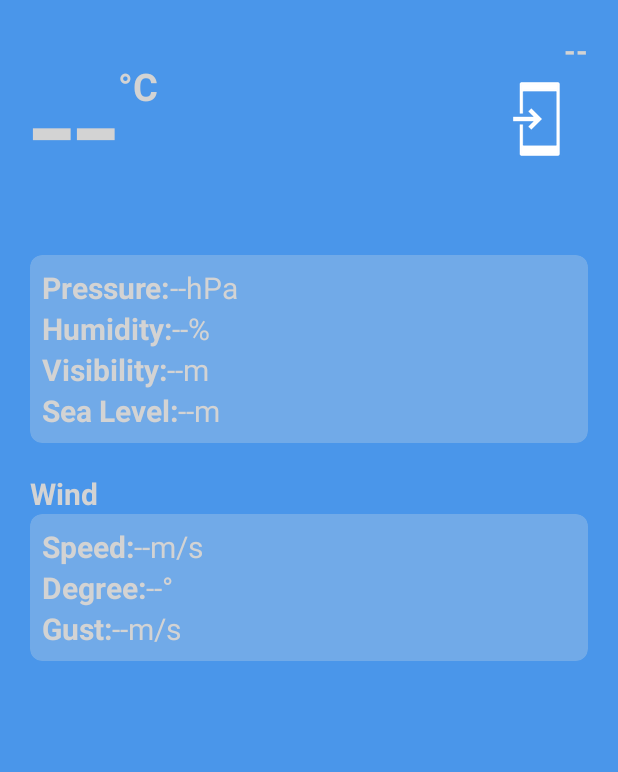
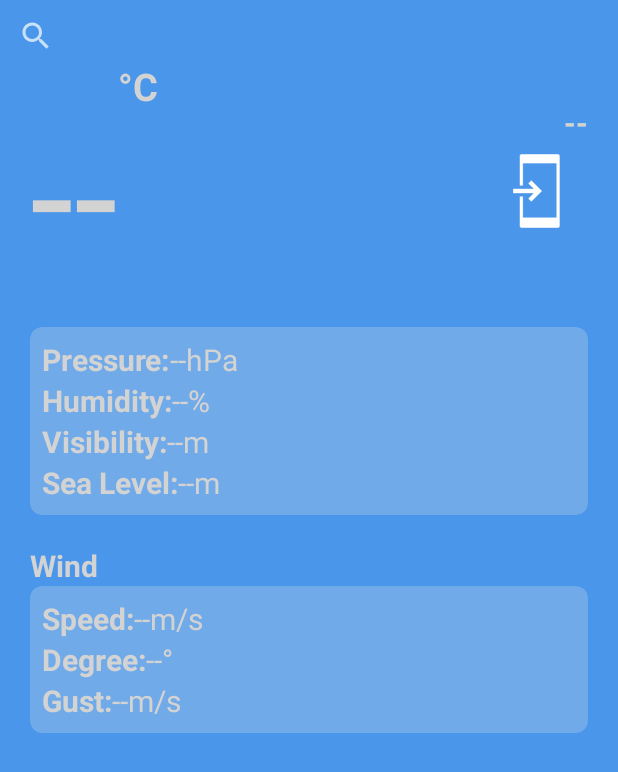
Before and after one commit to abel8ai/weather-app, an Android app: the layout activity_main.xml on its own in the app's theme, with its tools: preview values and no code run, on a phone screen of 412 x 824 dp. Shown: the top 772 px of the screen. Run offline under Robolectric (Android 15) with nearby library versions, the phone set to English and light mode, and no system bars.

Commit message:
create searchView component and onTextSubmit method

```diff
--- a/app/src/main/AndroidManifest.xml
+++ b/app/src/main/AndroidManifest.xml
@@ -16,7 +16,7 @@
         android:label="@string/app_name"
         android:roundIcon="@mipmap/ic_launcher_round"
         android:supportsRtl="true"
-        android:theme="@style/Theme.WeatherApp"
+        android:theme="@style/Theme.AppCompat.NoActionBar"
         tools:targetApi="31">
         <activity
             android:name=".ui.view.MainActivity"
--- a/app/src/main/res/layout/activity_main.xml
+++ b/app/src/main/res/layout/activity_main.xml
@@ -7,6 +7,14 @@
     android:layout_height="match_parent"
     android:background="@color/sunny_blue"
     tools:context=".ui.view.MainActivity">
+
+    <androidx.appcompat.widget.SearchView
+        android:id="@+id/sv_country"
+        android:layout_width="match_parent"
+        android:layout_height="wrap_content"
+        app:layout_constraintTop_toTopOf="parent"
+        app:layout_constraintStart_toStartOf="parent"
+        app:layout_constraintEnd_toEndOf="parent"/>
 
     <TextView
         android:id="@+id/tv_temp"
@@ -18,7 +26,7 @@
         android:textColor="@color/text_grey"
         android:textSize="105sp"
         app:layout_constraintStart_toStartOf="parent"
-        app:layout_constraintTop_toTopOf="parent" />
+        app:layout_constraintTop_toBottomOf="@id/sv_country" />
 
     <androidx.cardview.widget.CardView
         android:id="@+id/cv_section1"
@@ -325,7 +333,7 @@
         android:textSize="20sp"
         android:textStyle="bold"
         app:layout_constraintEnd_toEndOf="parent"
-        app:layout_constraintTop_toTopOf="parent" />
+        app:layout_constraintTop_toBottomOf="@id/sv_country" />
 
     <ProgressBar
         android:layout_width="wrap_content"
```
Also changed, not shown: app/src/main/java/com/zerox/weatherapp/ui/view/MainActivity.kt (+13 -0 lines).
